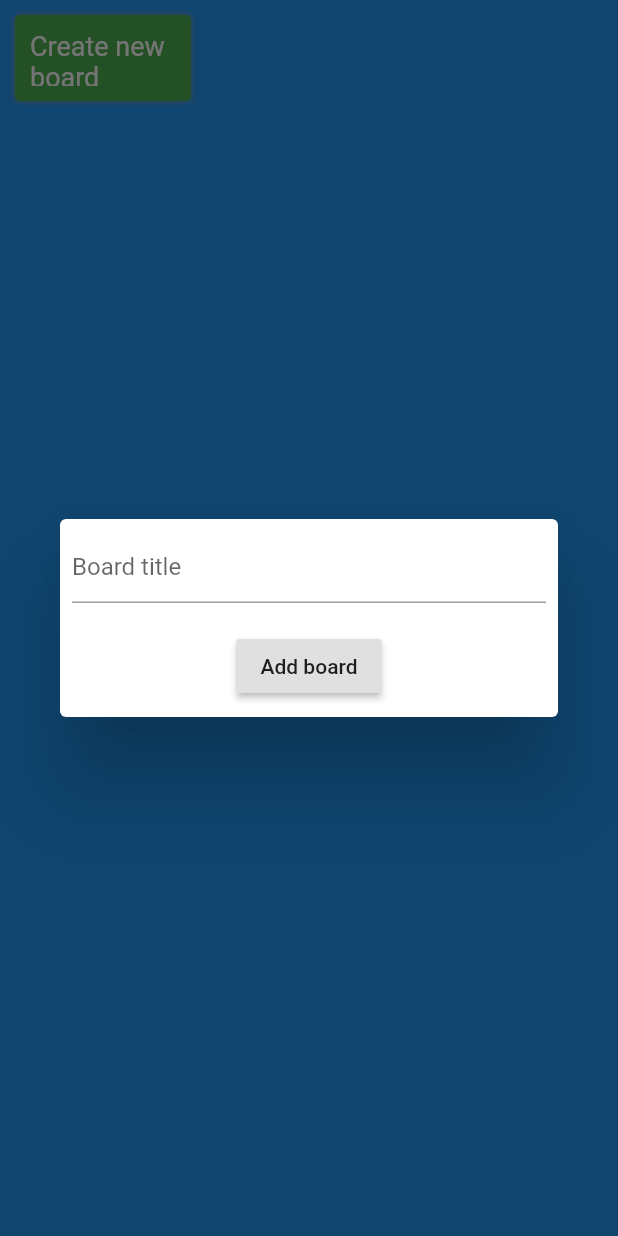
After one commit to GGuinea/delta2_trello_frontend, a Flutter app: the Boards screen opened directly, after a tap on "Create new board", on a phone screen of 412 x 824 dp. The commit adds this screen. Run offline on Flutter 3.47's test engine with Material 2 defaults, Android fonts, the phone set to English and light mode, and no system bars; our stand-ins replace google_fonts; network calls fail.

Commit message:
Created boards view.

```diff
--- /dev/null
+++ b/lib/boards.dart
@@ -0,0 +1,115 @@
+import 'package:flutter/cupertino.dart';
+import 'package:flutter/material.dart';
+
+import 'constants.dart';
+
+class Boards extends StatefulWidget {
+  @override
+  _BoardsState createState() => _BoardsState();
+}
+
+class _BoardsState extends State<Boards> {
+  List<String> boards = [];
+  TextEditingController _boardNameTextController = TextEditingController();
+
+  @override
+  Widget build(BuildContext context) {
+    return Scaffold(
+      body: _buildBoards(),
+      backgroundColor: kPrimaryColor,
+    );
+  }
+
+  _buildBoards() {
+    Size size = MediaQuery.of(context).size;
+    return GridView.count(
+      childAspectRatio: 16 / 9,
+      crossAxisCount: (size.width > 1200
+          ? 6
+          : size.width > 900
+              ? 5
+              : size.width > 600
+                  ? 4
+                  : 3),
+      children: List.generate(boards.length + 1, (index) {
+        if (index == boards.length)
+          return InkWell(
+            onTap: _showAddBoardDialog,
+            child: Container(
+              decoration: BoxDecoration(
+                color: Colors.green,
+                borderRadius: BorderRadius.circular(3),
+                boxShadow: [BoxShadow(blurRadius: 3, color: Colors.grey)],
+              ),
+              padding: EdgeInsets.all(10),
+              alignment: Alignment.topLeft,
+              margin: EdgeInsets.all(10),
+              child: Text(
+                "Create new board",
+                style: TextStyle(fontSize: 18, color: Colors.white),
+              ),
+            ),
+          );
+        else
+          return InkWell(
+            child: Container(
+              decoration: BoxDecoration(
+                color: Colors.white,
+                borderRadius: BorderRadius.circular(3),
+                boxShadow: [BoxShadow(blurRadius: 3, color: Colors.grey)],
+              ),
+              padding: EdgeInsets.all(10),
+              alignment: Alignment.topLeft,
+              margin: EdgeInsets.all(10),
+              child: Text(
+                boards[index],
+                style: TextStyle(fontSize: 18),
+              ),
+            ),
+          );
+      }),
+    );
+  }
+
+  _showAddBoardDialog() {
+    showDialog(
+        context: context,
+        barrierDismissible: true,
+        builder: (context) {
+          return Dialog(
+            child: Column(
+              mainAxisSize: MainAxisSize.min,
+              children: [
+                Padding(
+                  padding: EdgeInsets.all(8.0),
+                  child: TextField(
+                    decoration: InputDecoration(hintText: "Board title"),
+                    controller: _boardNameTextController,
+                  ),
+                ),
+                Center(
+                  child: Padding(
+                    padding: EdgeInsets.all(10),
+                    child: RaisedButton(
+                      onPressed: () {
+                        if (_boardNameTextController.text.trim() != "") {
+                          Navigator.of(context).pop();
+                          _addBoard(_boardNameTextController.text.trim());
+                        }
+                      },
+                      child: Text("Add board"),
+                    ),
+                  ),
+                )
+              ],
+            ),
+          );
+        });
+  }
+
+  _addBoard(String boardName) {
+    boards.add(boardName);
+    _boardNameTextController.clear();
+    setState(() {});
+  }
+}
--- a/lib/login.dart
+++ b/lib/login.dart
@@ -1,4 +1,5 @@
 import 'package:delta2_trello_frontend/constants.dart';
+import 'package:delta2_trello_frontend/boards.dart';
 import 'package:flutter/material.dart';
 
 TextEditingController emailController = new TextEditingController();
@@ -95,6 +96,11 @@ class _LogInState extends State<LogIn> {
                               print('Log in');
                               print('Email : ' + emailController.text);
                               print('Password : ' + passwordController.text);
+
+                              Navigator.push(
+                                context,
+                                MaterialPageRoute(builder: (context) => Boards()),
+                              );
                             }
                           },
                           child: Container(
```
